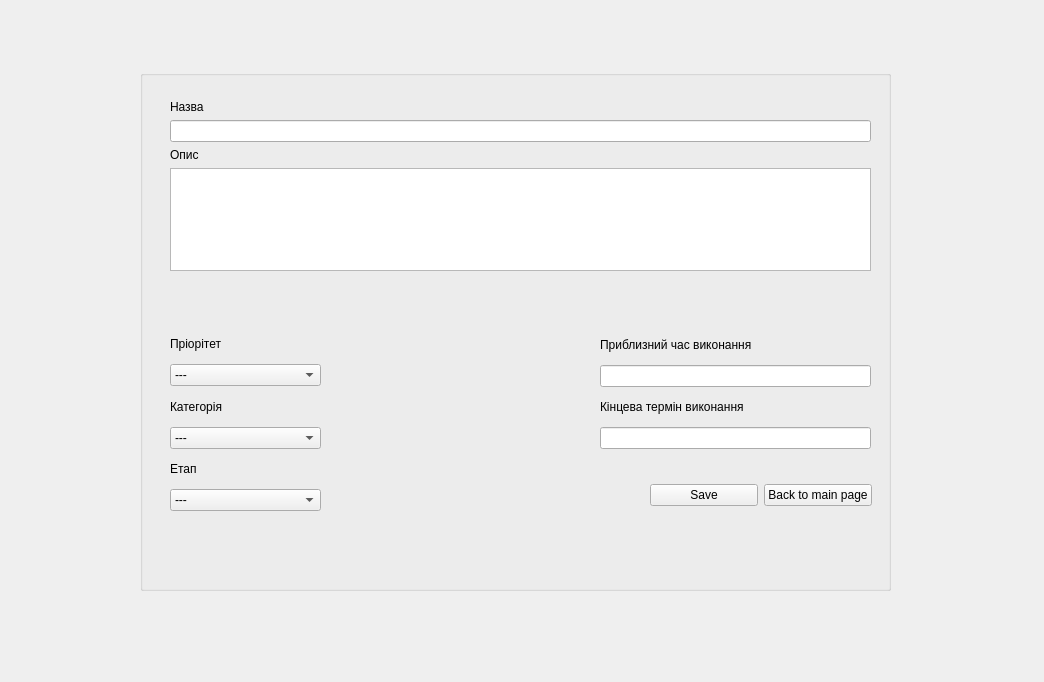
This is taskwindow.ui in TryTask/TryTask as Qt 5 draws it before an edit. The edited form follows.
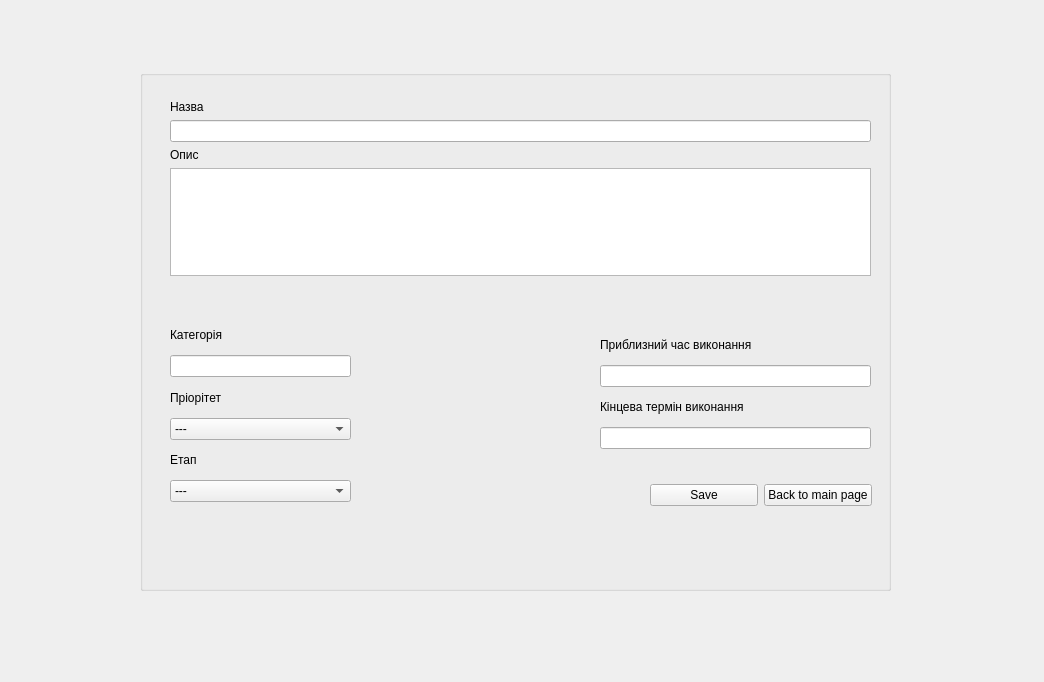
This is the edited form.

Diff of the .ui file:
```diff
--- a/taskwindow.ui
+++ b/taskwindow.ui
@@ -58,13 +58,13 @@
       </item>
      </layout>
     </widget>
-    <widget class="QWidget" name="">
+    <widget class="QWidget" name="layoutWidget">
      <property name="geometry">
       <rect>
        <x>30</x>
        <y>30</y>
        <width>701</width>
-       <height>171</height>
+       <height>176</height>
       </rect>
      </property>
      <layout class="QVBoxLayout" name="verticalLayout_2">
@@ -90,16 +90,52 @@
       </item>
      </layout>
     </widget>
+    <widget class="QWidget" name="layoutWidget">
+     <property name="geometry">
+      <rect>
+       <x>510</x>
+       <y>410</y>
+       <width>222</width>
+       <height>31</height>
+      </rect>
+     </property>
+     <layout class="QHBoxLayout" name="horizontalLayout">
+      <item>
+       <widget class="QPushButton" name="save">
+        <property name="text">
+         <string>Save</string>
+        </property>
+       </widget>
+      </item>
+      <item>
+       <widget class="QPushButton" name="BackToMain">
+        <property name="text">
+         <string>Back to main page</string>
+        </property>
+       </widget>
+      </item>
+     </layout>
+    </widget>
     <widget class="QWidget" name="">
      <property name="geometry">
       <rect>
        <x>30</x>
-       <y>260</y>
-       <width>151</width>
+       <y>251</y>
+       <width>181</width>
        <height>181</height>
       </rect>
      </property>
      <layout class="QVBoxLayout" name="verticalLayout_3">
+      <item>
+       <widget class="QLabel" name="label_4">
+        <property name="text">
+         <string>Категорія</string>
+        </property>
+       </widget>
+      </item>
+      <item>
+       <widget class="QLineEdit" name="Categ"/>
+      </item>
       <item>
        <widget class="QLabel" name="label_3">
         <property name="text">
@@ -131,42 +167,6 @@
         </item>
        </widget>
       </item>
-      <item>
-       <widget class="QLabel" name="label_4">
-        <property name="text">
-         <string>Категорія</string>
-        </property>
-       </widget>
-      </item>
-      <item>
-       <widget class="QComboBox" name="Categ">
-        <item>
-         <property name="text">
-          <string>---</string>
-         </property>
-        </item>
-        <item>
-         <property name="text">
-          <string>Робота</string>
-         </property>
-        </item>
-        <item>
-         <property name="text">
-          <string>Дім</string>
-         </property>
-        </item>
-        <item>
-         <property name="text">
-          <string>Навчання</string>
-         </property>
-        </item>
-        <item>
-         <property name="text">
-          <string>Промисловість</string>
-         </property>
-        </item>
-       </widget>
-      </item>
       <item>
        <widget class="QLabel" name="label_5">
         <property name="text">
@@ -200,32 +200,6 @@
       </item>
      </layout>
     </widget>
-    <widget class="QWidget" name="">
-     <property name="geometry">
-      <rect>
-       <x>510</x>
-       <y>410</y>
-       <width>222</width>
-       <height>31</height>
-      </rect>
-     </property>
-     <layout class="QHBoxLayout" name="horizontalLayout">
-      <item>
-       <widget class="QPushButton" name="save">
-        <property name="text">
-         <string>Save</string>
-        </property>
-       </widget>
-      </item>
-      <item>
-       <widget class="QPushButton" name="BackToMain">
-        <property name="text">
-         <string>Back to main page</string>
-        </property>
-       </widget>
-      </item>
-     </layout>
-    </widget>
    </widget>
   </widget>
  </widget>
```
Left out of the diff: 2 changed lines with no effect on the pictures.
